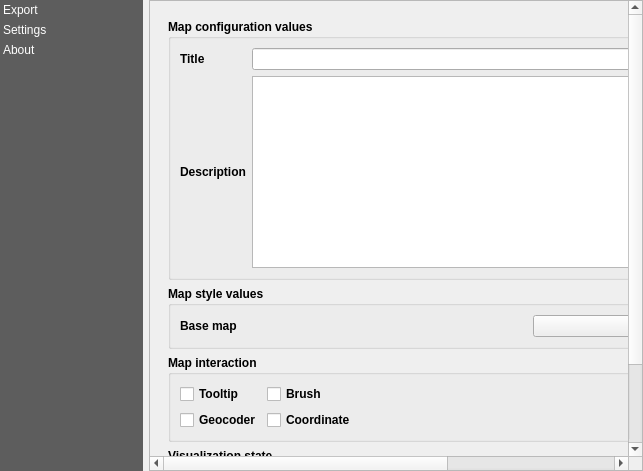
Old version of the form UnfoldedStudio/resources/ui/unfolded_dialog.ui in the repository foursquare/qgis-plugin.
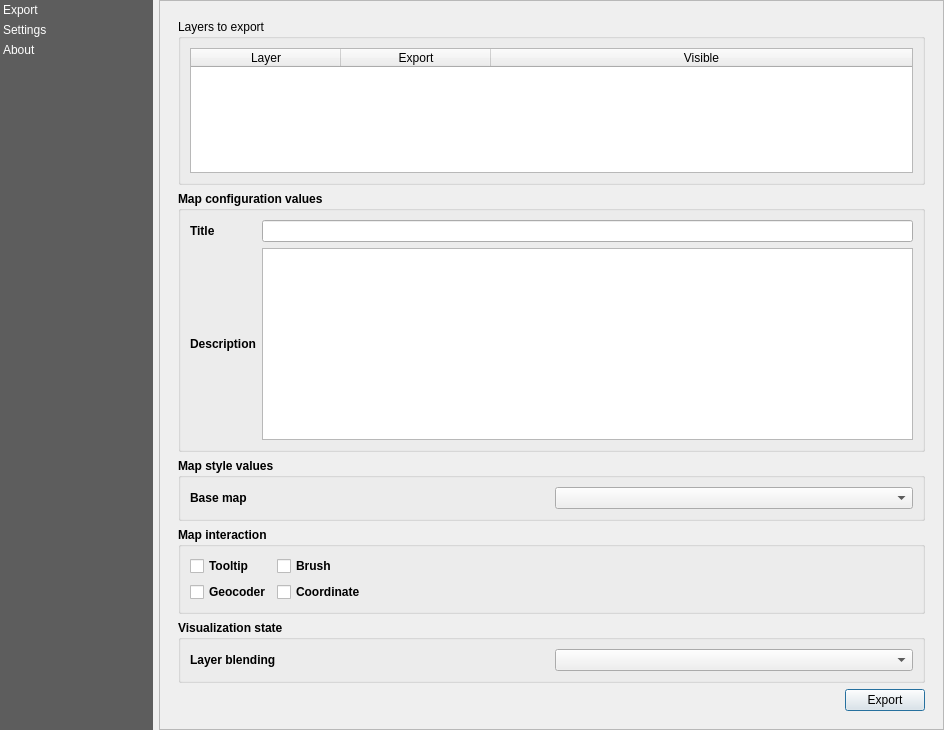
New version of the form. Custom widgets are drawn as their Qt base class.

Commit message: #14: Allow use to select which layers to export and which are visible

The edit to the form file:
```diff
--- a/UnfoldedStudio/resources/ui/unfolded_dialog.ui
+++ b/UnfoldedStudio/resources/ui/unfolded_dialog.ui
@@ -9,8 +9,8 @@
             <rect>
                 <x>0</x>
                 <y>0</y>
-                <width>643</width>
-                <height>471</height>
+    <width>944</width>
+    <height>730</height>
             </rect>
         </property>
         <property name="windowTitle">
@@ -112,8 +112,8 @@
                                     <rect>
                                         <x>0</x>
                                         <y>0</y>
-                                        <width>760</width>
-                                        <height>520</height>
+          <width>767</width>
+          <height>744</height>
                                     </rect>
                                 </property>
                                 <property name="minimumSize">
@@ -122,7 +122,7 @@
                                         <height>0</height>
                                     </size>
                                 </property>
-                                <layout class="QVBoxLayout" name="verticalLayout_2">
+        <layout class="QVBoxLayout" name="verticalLayout_4">
                                     <item>
                                         <widget class="QStackedWidget" name="stacked_widget">
                                             <property name="currentIndex">
@@ -130,6 +130,64 @@
                                             </property>
                                             <widget class="QWidget" name="exporter">
                                                 <layout class="QVBoxLayout" name="verticalLayout_11">
+             <item>
+              <widget class="QGroupBox" name="groupBox_6">
+               <property name="title">
+                <string>Layers to export</string>
+               </property>
+               <layout class="QVBoxLayout" name="verticalLayout_2">
+                <item>
+                 <widget class="QTableWidget" name="tw_layers">
+                  <property name="minimumSize">
+                   <size>
+                    <width>0</width>
+                    <height>100</height>
+                   </size>
+                  </property>
+                  <property name="editTriggers">
+                   <set>QAbstractItemView::NoEditTriggers</set>
+                  </property>
+                  <property name="selectionMode">
+                   <enum>QAbstractItemView::NoSelection</enum>
+                  </property>
+                  <attribute name="horizontalHeaderCascadingSectionResizes">
+                   <bool>false</bool>
+                  </attribute>
+                  <attribute name="horizontalHeaderMinimumSectionSize">
+                   <number>100</number>
+                  </attribute>
+                  <attribute name="horizontalHeaderDefaultSectionSize">
+                   <number>150</number>
+                  </attribute>
+                  <attribute name="horizontalHeaderShowSortIndicator" stdset="0">
+                   <bool>false</bool>
+                  </attribute>
+                  <attribute name="horizontalHeaderStretchLastSection">
+                   <bool>true</bool>
+                  </attribute>
+                  <attribute name="verticalHeaderDefaultSectionSize">
+                   <number>30</number>
+                  </attribute>
+                  <column>
+                   <property name="text">
+                    <string>Layer</string>
+                   </property>
+                  </column>
+                  <column>
+                   <property name="text">
+                    <string>Export</string>
+                   </property>
+                  </column>
+                  <column>
+                   <property name="text">
+                    <string>Visible</string>
+                   </property>
+                  </column>
+                 </widget>
+                </item>
+               </layout>
+              </widget>
+             </item>
                                                     <item>
                                                         <widget class="QgsCollapsibleGroupBox" name="gb_">
                                                             <property name="enabled">
```
Left out of the diff: 191 changed lines with no effect on the pictures. Lines whose indentation alone changed are shown as unchanged. The commit also changes 7 other files.
